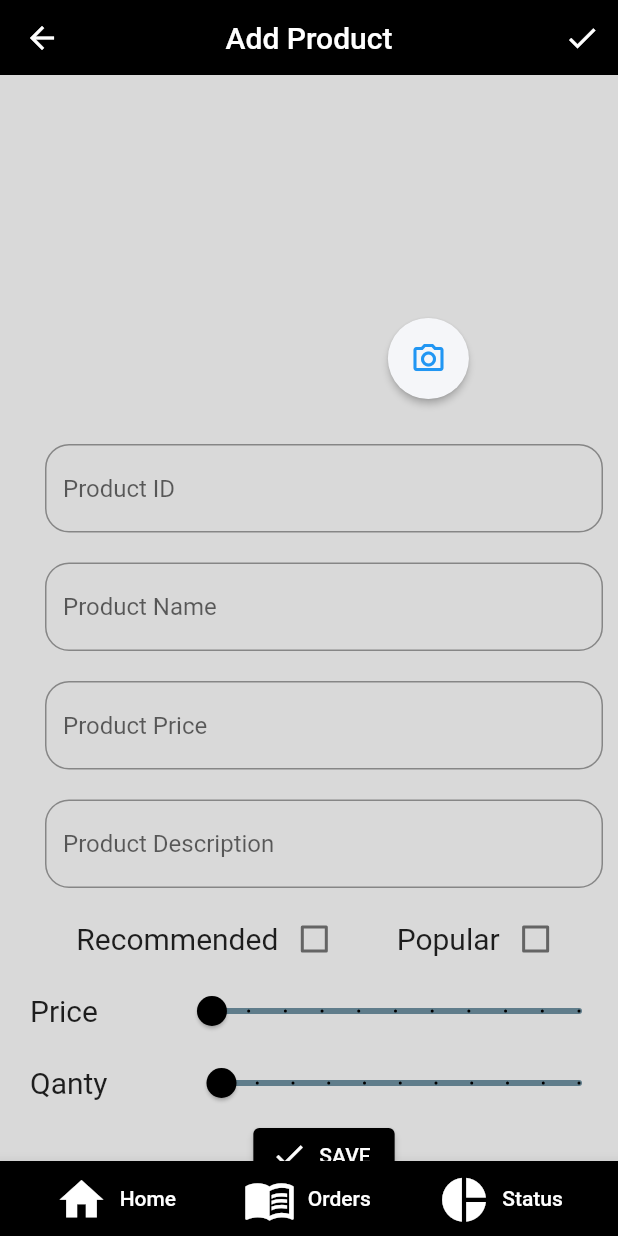
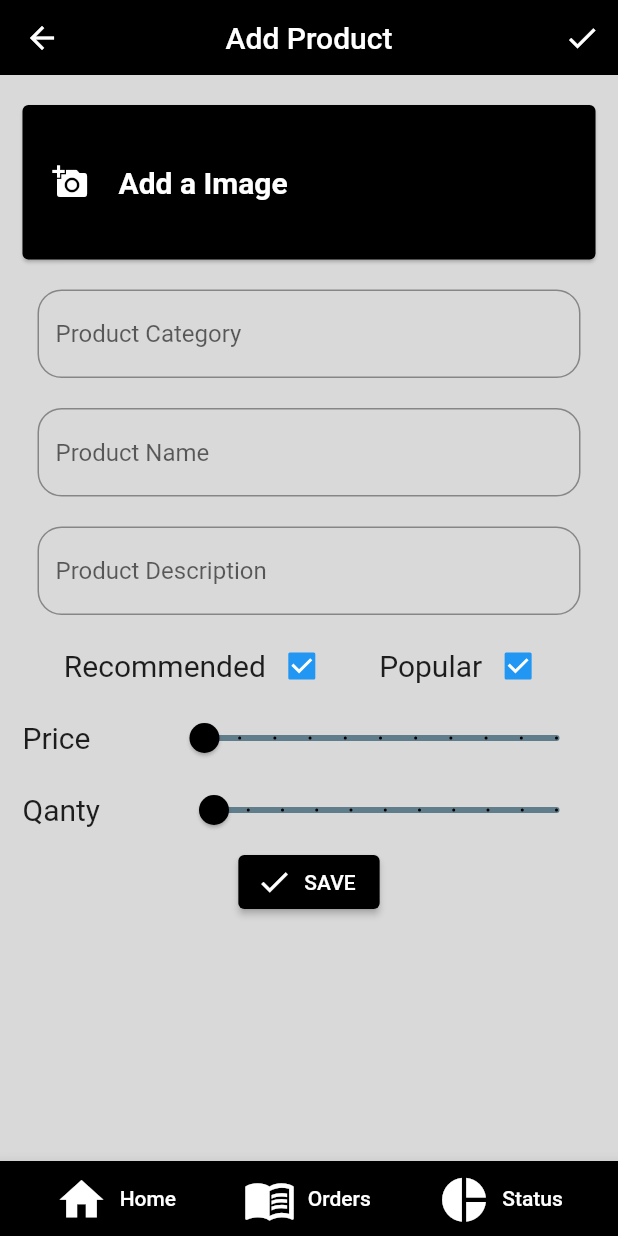
Before and after one commit to JiyadAhammad/Cool-Spot-Admin, a Flutter app: the AddProduct screen opened by its route, on a phone screen of 412 x 824 dp. Run offline on Flutter 3.47's test engine with Material 2 defaults, Android fonts, the phone set to English and light mode, and no system bars; our stand-ins replace charts_flutter, equatable, firebase_auth, firebase_core, firebase_storage, get and 2 more; accounts and stored records are empty; network calls fail.

Commit message:
slider and check box controller implemeneted

```diff
--- a/lib/controller/product/product_controller.dart
+++ b/lib/controller/product/product_controller.dart
@@ -4,6 +4,13 @@ import '../../model/product/product_model.dart';
 
 class ProductController extends GetxController {
   List<Product> products = Product.products.obs;
+
+  RxMap<dynamic, dynamic> newProduct = <dynamic, dynamic>{}.obs;
+
+  get price => newProduct['price'];
+  get quantity => newProduct['quantity'];
+  get isRecommended => newProduct['isRecommended'];
+  get isPopular => newProduct['isPopular'];
 
   void updateProductPrice(
     int index,
--- a/lib/view/addproduct/add_product.dart
+++ b/lib/view/addproduct/add_product.dart
@@ -4,6 +4,7 @@ import 'package:flutter/material.dart';
 import 'package:get/get.dart';
 import 'package:image_picker/image_picker.dart';
 
+import '../../controller/product/product_controller.dart';
 import '../../service/storage_service/storage_service.dart';
 import '../constant/color/colors.dart';
 import '../constant/sizedbox/sizedbox.dart';
@@ -22,6 +23,7 @@ class AddProduct extends StatelessWidget {
   }
 
   final StorageService storage = StorageService();
+  final ProductController productController = Get.find();
 
   @override
   Widget build(BuildContext context) {
@@ -33,64 +35,94 @@ class AddProduct extends StatelessWidget {
         onPressed: () {},
       ),
       body: Padding(
-        padding: const EdgeInsets.only(top: 20, left: 20),
-        child: ListView(
+        padding: const EdgeInsets.only(top: 20, left: 15, right: 15),
+        child: Obx(
+          () => ListView(
             physics: const BouncingScrollPhysics(),
             children: <Widget>[
               SizedBox(
-              height: MediaQuery.of(context).size.width / 2,
-              child: Stack(
-                fit: StackFit.expand,
-                children: <Widget>[
-                  Positioned(
-                    bottom: 10,
-                    right: MediaQuery.of(context).size.width / 5,
-                    child: RawMaterialButton(
-                      onPressed: () async {
+                height: MediaQuery.of(context).size.width / 4,
+                child: GestureDetector(
+                  onTap: () async {
                     final ImagePicker picker = ImagePicker();
-
                     final XFile? image = await picker.pickImage(
                       source: ImageSource.gallery,
                     );
                     if (image == null) {
-                          Get.snackbar('no Image selected', '');
+                      Get.snackbar(
+                        "Could't find Path",
+                        'Please Select an Image',
+                        snackPosition: SnackPosition.BOTTOM,
+                        colorText: kwhiteText,
+                        backgroundColor: kblack,
+                      );
                     }
                     if (image != null) {
-                          await storage.uploadImage(image);
-                          try {
-                            var imageUrl =
-                                await storage.getDownloadURL(image.name);
-                          } catch (e) {
-                            log(e.toString());
-                          }
+                      log(image.path);
                     }
                   },
-                      fillColor: const Color(0xFFF5F6F9),
-                      padding: const EdgeInsets.all(15.0),
-                      shape: const CircleBorder(),
-                      child: const Icon(
-                        Icons.camera_alt_outlined,
-                        color: Colors.blue,
+                  child: Card(
+                    margin: EdgeInsets.zero,
+                    color: kblack,
+                    child: Padding(
+                      padding: const EdgeInsets.symmetric(
+                        horizontal: 20,
+                      ),
+                      child: Row(
+                        children: const <Widget>[
+                          Icon(
+                            Icons.add_a_photo,
+                            color: kwhiteIcon,
+                          ),
+                          kwidth20,
+                          Text(
+                            'Add a Image',
+                            style: TextStyle(
+                              color: kwhiteText,
+                              fontSize: 20,
+                              fontWeight: FontWeight.bold,
+                            ),
+                          )
+                        ],
                       ),
                     ),
                   ),
-                ],
                 ),
               ),
               kheight,
-            textFormFeild('Product ID'),
+              textFormFeild('Product Category'),
               textFormFeild('Product Name'),
-            textFormFeild('Product Price'),
+              // textFormFeild('Product Price'),
               textFormFeild('Product Description'),
               Row(
                 mainAxisAlignment: MainAxisAlignment.spaceEvenly,
                 children: <Widget>[
-                checkBoxWidget('Recommended'),
-                checkBoxWidget('Popular'),
+                  checkBoxWidget(
+                    'Recommended',
+                    'isRecommended',
+                    productController,
+                    productController.isRecommended,
+                  ),
+                  checkBoxWidget(
+                    'Popular',
+                    'isPopular',
+                    productController,
+                    productController.isPopular,
+                  ),
                 ],
               ),
-            sliderWidget('Price'),
-            sliderWidget('Qanty'),
+              sliderWidget(
+                'Price',
+                'price',
+                productController,
+                productController.price,
+              ),
+              sliderWidget(
+                'Qanty',
+                'quantity',
+                productController,
+                productController.quantity,
+              ),
               Center(
                 child: ElevatedButton.icon(
                   style: ElevatedButton.styleFrom(
@@ -104,28 +136,45 @@ class AddProduct extends StatelessWidget {
             ],
           ),
         ),
+      ),
       bottomNavigationBar: const CustomNavBar(),
     );
   }
 
-  Row checkBoxWidget(String value) {
+  Row checkBoxWidget(
+    String title,
+    String name,
+    ProductController productController,
+    dynamic contrllerValue,
+  ) {
     return Row(
       children: <Widget>[
         Text(
-          value,
+          title,
           style: const TextStyle(
             fontSize: 20,
           ),
         ),
         Checkbox(
-          value: false,
-          onChanged: (bool? value) {},
+          value: (contrllerValue ?? true) as bool,
+          onChanged: (bool? value) {
+            productController.newProduct.update(
+              name,
+              (_) => value,
+              ifAbsent: () => value,
+            );
+          },
         ),
       ],
     );
   }
 
-  Row sliderWidget(String text) {
+  Row sliderWidget(
+    String text,
+    String name,
+    ProductController productController,
+    dynamic contrllerValue,
+  ) {
     return Row(
       children: <Widget>[
         Text(
@@ -137,8 +186,14 @@ class AddProduct extends StatelessWidget {
         kwidtht50,
         Expanded(
           child: Slider(
-            value: 0,
-            onChanged: (double value) {},
+            value: (contrllerValue == null) ? 0 : contrllerValue as double,
+            onChanged: (double value) {
+              productController.newProduct.update(
+                name,
+                (_) => value,
+                ifAbsent: () => value,
+              );
+            },
             max: 25,
             divisions: 10,
             activeColor: kblackIcon,
```
Lines whose indentation alone changed are shown as unchanged.
